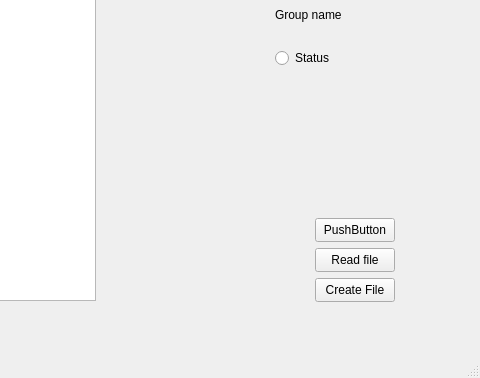
The window that DomoticaGUI/mainwindow.ui (Wboerenkamps/domitica) describes before a commit, drawn with Qt 5; both pictures show x 265 to 745 and y 102 to 480 of the 745 by 480 pixel window.
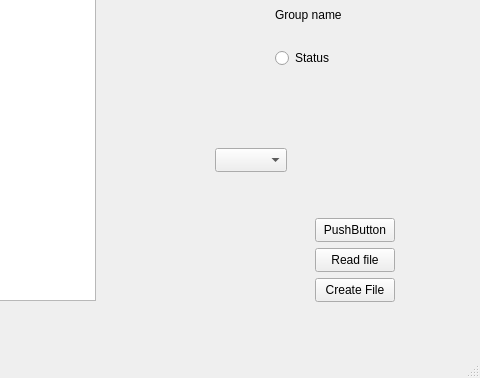
The same window after the commit.

The edit to the form file:
```diff
--- a/DomoticaGUI/mainwindow.ui
+++ b/DomoticaGUI/mainwindow.ui
@@ -131,6 +131,16 @@
      </item>
     </layout>
    </widget>
+   <widget class="QComboBox" name="serialPortNameDrop">
+    <property name="geometry">
+     <rect>
+      <x>480</x>
+      <y>250</y>
+      <width>72</width>
+      <height>24</height>
+     </rect>
+    </property>
+   </widget>
   </widget>
   <widget class="QMenuBar" name="menubar">
    <property name="geometry">
```
